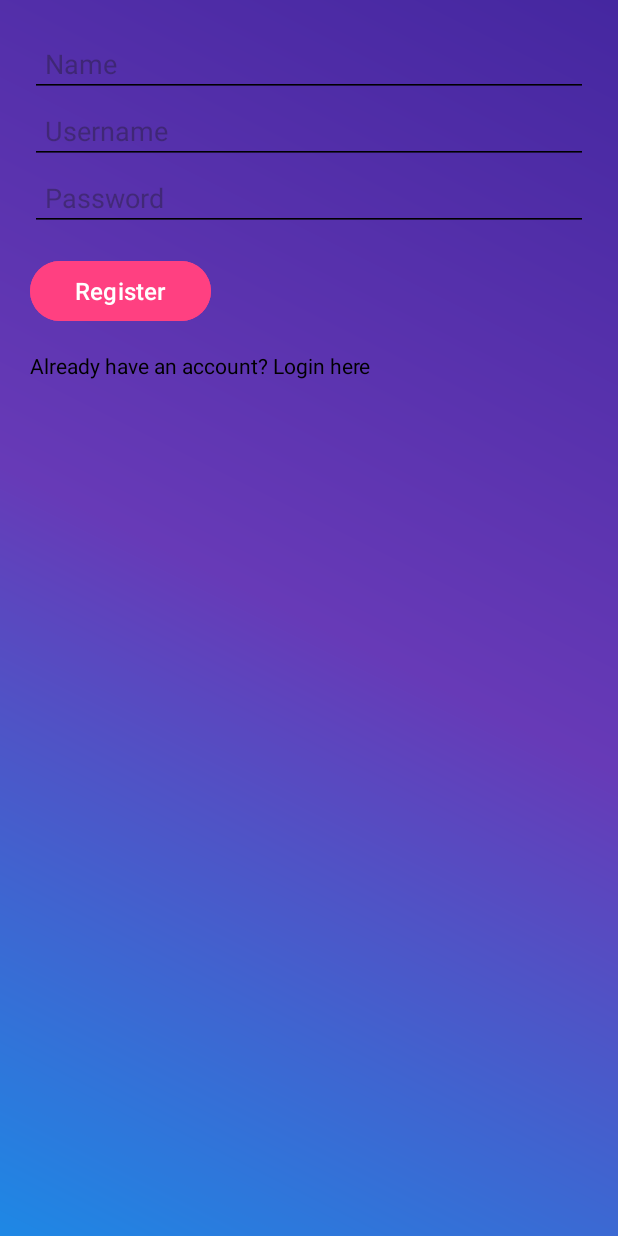
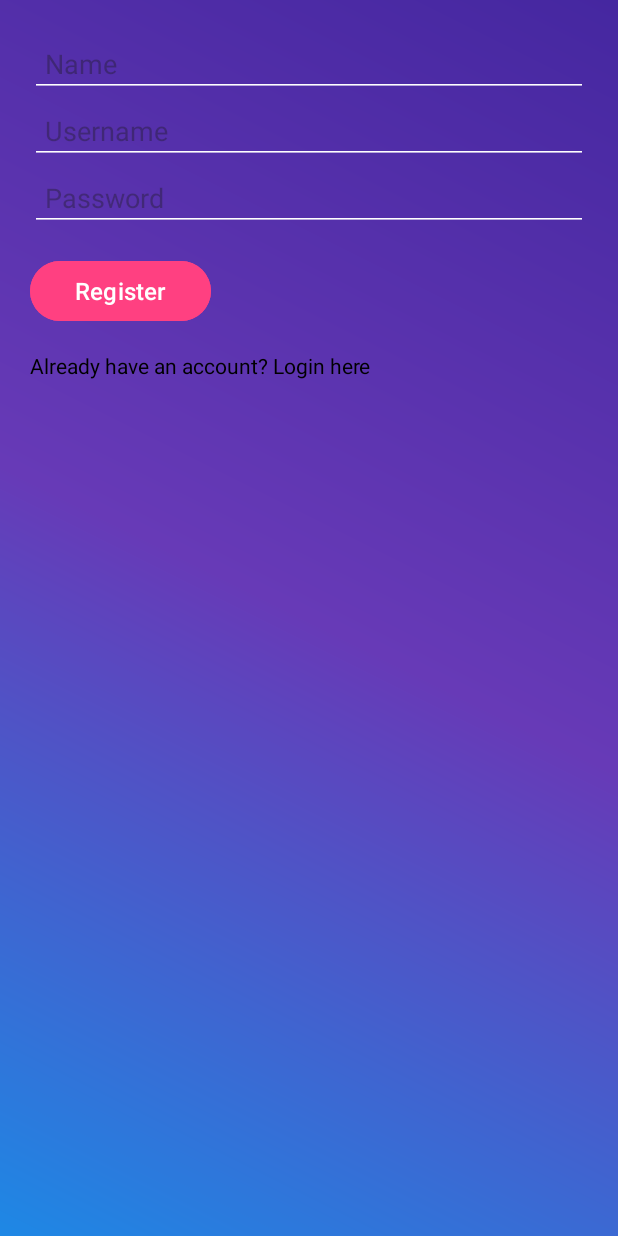
Before and after one commit to PemWeb-1/MobileApp, an Android app: the screen it shows after launch (MainActivity), after a tap on "Register", on a phone screen of 412 x 824 dp. Run offline under Robolectric (Android 15) with nearby library versions, the phone set to English and light mode, and no system bars; 2 other taps on this screen came first.

Commit message:
fixed files

```diff
--- /dev/null
+++ b/app/src/main/java/com/example/login/LogReg.kt
@@ -0,0 +1,92 @@
+package com.example.login
+
+import android.content.Intent
+import android.graphics.Color
+import android.view.View
+import android.widget.Button
+import android.widget.EditText
+import android.widget.LinearLayout
+import android.widget.TextView
+import android.widget.Toast
+import androidx.appcompat.app.AppCompatActivity
+
+class LogReg(private val context: AppCompatActivity) {
+
+    private lateinit var loginLayout: LinearLayout
+    private lateinit var registerLayout: LinearLayout
+    private lateinit var textViewRegister: TextView
+    private lateinit var textViewLogin: TextView
+
+    init {
+        loginLayout = context.findViewById(R.id.loginLayout)
+        registerLayout = context.findViewById(R.id.registerLayout)
+        textViewRegister = context.findViewById(R.id.textViewRegister)
+        textViewLogin = context.findViewById(R.id.textViewLogin)
+
+        val buttonLogin: Button = context.findViewById(R.id.buttonLogin)
+        val buttonRegister: Button = context.findViewById(R.id.buttonRegister)
+
+        buttonLogin.setOnClickListener {
+            val usernameEditText: EditText = context.findViewById(R.id.editTextUsername)
+            val passwordEditText: EditText = context.findViewById(R.id.editTextPassword)
+
+            val username = usernameEditText.text.toString()
+            val password = passwordEditText.text.toString()
+
+//            usernameEditText.setTextColor(Color.BLACK)
+//            passwordEditText.setTextColor(Color.BLACK)
+
+            if (isValidUser(username, password)) {
+                showToast("Login berhasil")
+
+                val intent = Intent(context, HomeActivity::class.java)
+                context.startActivity(intent)
+                context.finish()
+            } else {
+                showToast("Login gagal")
+            }
+        }
+
+        buttonRegister.setOnClickListener {
+            val usernameEditText: EditText = context.findViewById(R.id.editTextName)
+            val passwordEditText: EditText = context.findViewById(R.id.editTextRegisterUsername)
+            val confirmPasswordEditText: EditText = context.findViewById(R.id.editTextRegisterPassword)
+
+            val username = usernameEditText.text.toString()
+            val password = passwordEditText.text.toString()
+            val confirmPassword = confirmPasswordEditText.text.toString()
+
+//            usernameEditText.setTextColor(Color.BLACK)
+//            passwordEditText.setTextColor(Color.BLACK)
+//            confirmPasswordEditText.setTextColor(Color.BLACK)
+
+            if (isValidRegistration(username, password, confirmPassword)) {
+                showToast("Pendaftaran berhasil")
+            } else {
+                showToast("Pendaftaran gagal")
+            }
+        }
+
+        textViewRegister.setOnClickListener {
+            loginLayout.visibility = View.GONE
+            registerLayout.visibility = View.VISIBLE
+        }
+
+        textViewLogin.setOnClickListener {
+            registerLayout.visibility = View.GONE
+            loginLayout.visibility = View.VISIBLE
+        }
+    }
+
+    private fun isValidUser(username: String, password: String): Boolean {
+        return username == "admin" && password == "admin"
+    }
+
+    private fun isValidRegistration(username: String, password: String, confirmPassword: String): Boolean {
+        return username.isNotEmpty() && password.isNotEmpty() && password == confirmPassword
+    }
+
+    private fun showToast(message: String) {
+        Toast.makeText(context, message, Toast.LENGTH_SHORT).show()
+    }
+}
--- a/app/src/main/java/com/example/login/MainActivity.kt
+++ b/app/src/main/java/com/example/login/MainActivity.kt
@@ -1,96 +1,16 @@
 package com.example.login
 
-import android.content.Intent
-import android.graphics.Color
 import android.os.Bundle
 import androidx.appcompat.app.AppCompatActivity
-import android.view.View
-import android.widget.Button
-import android.widget.EditText
-import android.widget.LinearLayout
-import android.widget.TextView
-import android.widget.Toast
 
 class MainActivity : AppCompatActivity() {
-    private lateinit var loginLayout: LinearLayout
-    private lateinit var registerLayout: LinearLayout
-    private lateinit var textViewRegister: TextView
-    private lateinit var textViewLogin: TextView
+
+    private lateinit var logReg: LogReg
 
     override fun onCreate(savedInstanceState: Bundle?) {
         super.onCreate(savedInstanceState)
         setContentView(R.layout.activity_main)
 
-        loginLayout = findViewById(R.id.loginLayout)
-        registerLayout = findViewById(R.id.registerLayout)
-        textViewRegister = findViewById(R.id.textViewRegister)
-        textViewLogin = findViewById(R.id.textViewLogin)
-
-        val buttonLogin: Button = findViewById(R.id.buttonLogin)
-        val buttonRegister: Button = findViewById(R.id.buttonRegister)
-
-        buttonLogin.setOnClickListener {
-            val usernameEditText: EditText = findViewById(R.id.editTextUsername)
-            val passwordEditText: EditText = findViewById(R.id.editTextPassword)
-
-            val username = usernameEditText.text.toString()
-            val password = passwordEditText.text.toString()
-
-            usernameEditText.setTextColor(Color.BLACK)
-            passwordEditText.setTextColor(Color.BLACK)
-
-            if (isValidUser(username, password)) {
-                showToast("Login berhasil")
-
-                val intent = Intent(this, HomeActivity::class.java)
-                startActivity(intent)
-                finish()
-            } else {
-                showToast("Login gagal")
-            }
-        }
-
-        buttonRegister.setOnClickListener {
-            val usernameEditText: EditText = findViewById(R.id.editTextName)
-            val passwordEditText: EditText = findViewById(R.id.editTextRegisterUsername)
-            val confirmPasswordEditText: EditText = findViewById(R.id.editTextRegisterPassword)
-
-            val username = usernameEditText.text.toString()
-            val password = passwordEditText.text.toString()
-            val confirmPassword = confirmPasswordEditText.text.toString()
-
-            usernameEditText.setTextColor(Color.BLACK)
-            passwordEditText.setTextColor(Color.BLACK)
-            confirmPasswordEditText.setTextColor(Color.BLACK)
-
-            if (isValidRegistration(username, password, confirmPassword)) {
-                showToast("Pendaftaran berhasil")
-            } else {
-                showToast("Pendaftaran gagal")
-            }
-        }
-
-        textViewRegister.setOnClickListener {
-            loginLayout.visibility = View.GONE
-            registerLayout.visibility = View.VISIBLE
-        }
-
-        textViewLogin.setOnClickListener {
-            registerLayout.visibility = View.GONE
-            loginLayout.visibility = View.VISIBLE
-        }
-
-    }
-
-    private fun isValidUser(username: String, password: String): Boolean {
-        return username == "admin" && password == "admin"
-    }
-
-    private fun isValidRegistration(username: String, password: String, confirmPassword: String): Boolean {
-        return username.isNotEmpty() && password.isNotEmpty() && password == confirmPassword
-    }
-
-    private fun showToast(message: String) {
-        Toast.makeText(this, message, Toast.LENGTH_SHORT).show()
+        logReg = LogReg(this)
     }
 }
--- a/app/src/main/res/layout/activity_main.xml
+++ b/app/src/main/res/layout/activity_main.xml
@@ -21,7 +21,7 @@
             android:layout_height="wrap_content"
             android:hint="Username"
             android:padding="10dp"
-            android:backgroundTint="@color/black" />
+            android:backgroundTint="#FFFFFF" />
 
         <EditText
             android:id="@+id/editTextPassword"
@@ -29,7 +29,7 @@
             android:layout_height="wrap_content"
             android:hint="Password"
             android:padding="10dp"
-            android:backgroundTint="@color/black" />
+            android:backgroundTint="#FFFFFF" />
 
         <Button
             android:id="@+id/buttonLogin"
@@ -69,7 +69,7 @@
             android:layout_height="wrap_content"
             android:hint="Name"
             android:padding="10dp"
-            android:backgroundTint="@color/black" />
+            android:backgroundTint="#FFFFFF" />
 
         <EditText
             android:id="@+id/editTextRegisterUsername"
@@ -77,7 +77,7 @@
             android:layout_height="wrap_content"
             android:hint="Username"
             android:padding="10dp"
-            android:backgroundTint="@color/black" />
+            android:backgroundTint="#FFFFFF" />
 
         <EditText
             android:id="@+id/editTextRegisterPassword"
@@ -85,7 +85,7 @@
             android:layout_height="wrap_content"
             android:hint="Password"
             android:padding="10dp"
-            android:backgroundTint="@color/black" />
+            android:backgroundTint="#FFFFFF" />
 
         <Button
             android:id="@+id/buttonRegister"
```
Also changed, not shown: app/src/main/java/com/example/login/HomeActivity.kt (+3 -48 lines), app/src/main/java/com/example/login/Location.kt (added, +70 -0 lines).
